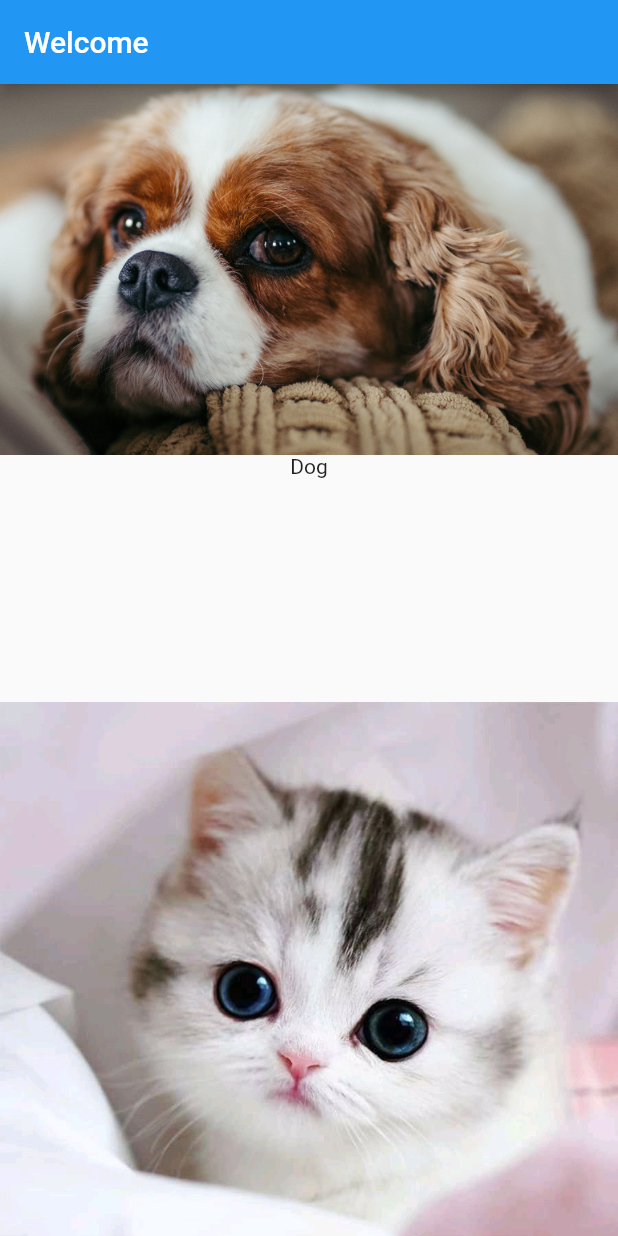
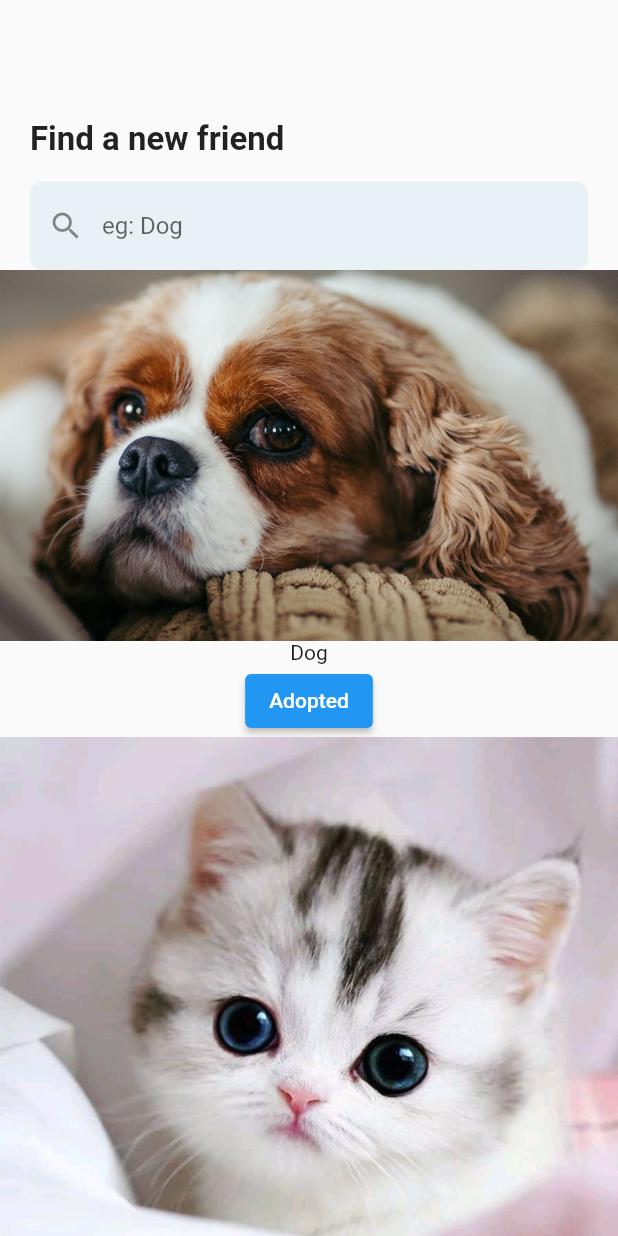
Before and after one commit to anushka3002/Pet-Adoption-App, a Flutter app: the screen it shows after launch, on a phone screen of 412 x 824 dp. Run offline on Flutter 3.47's test engine with Material 2 defaults, Android fonts, the phone set to English and light mode, and no system bars; our stand-ins replace confetti, flutter_riverpod, fluttertoast.

Commit message:
implemented search functionality

```diff
--- a/lib/home_page.dart
+++ b/lib/home_page.dart
@@ -1,156 +1,91 @@
-// ignore_for_file: unnecessary_new
+import 'dart:developer';
 
 import 'package:flutter/material.dart';
 import 'package:flutter/src/widgets/container.dart';
 import 'package:flutter/src/widgets/framework.dart';
-import 'package:pet_adoption_app/common/constants/image_constants.dart';
-import 'package:pet_adoption_app/details_page.dart';
-import 'package:pet_adoption_app/pet_tile_data.dart';
-import 'package:pet_adoption_app/pets_data.dart';
-import 'package:provider/provider.dart';
+import 'package:flutter_riverpod/flutter_riverpod.dart';
+import 'package:pet_adoption_app/infrastructure/provider/registration_provider.dart';
+import 'package:pet_adoption_app/pet_data_tile_new.dart';
 
-class HomePage extends StatefulWidget {
-  // final String name, age, price, image;
-  // final bool adopted;
-
+class HomePage extends ConsumerStatefulWidget {
   const HomePage({super.key});
 
   @override
-  State<HomePage> createState() => _HomePageState();
+  ConsumerState<HomePage> createState() => _HomePageState();
 }
 
-class _HomePageState extends State<HomePage> {
-//   List<String> petNames = ['Dog', 'Cat', 'Rabbit', 'Duck', 'Fish', 'Dog2', 'Parrot', 'Pegion', 'Dog3', 'Tortoise'];
-//   List<String> petImages = [
-//     'assets/images/dog.jpeg',
-//     'assets/images/cat.jpeg',
-//     'assets/images/rabbit.jpeg',
-//     'assets/images/duck.jpeg',
-//     'assets/images/fish.jpeg',
-//     'assets/images/dog2.jpeg',
-//     'assets/images/parrot.jpeg',
-//     'assets/images/pegion.jpeg',
-//     'assets/images/dog3.jpeg',
-//     'assets/images/tortoise.jpeg',
-//   ];
-
-//   List<HomePage> petData = [
-//     const HomePage(name: "Dog", age: "19", price: '130', image: "assets/images/dog.jpeg", adopted: false),
-//     const HomePage(name: "Cat", age: "20", price: '140', image: "assets/images/cat.jpeg", adopted: false),
-//     const HomePage(name: "Rabbit", age: "18", price: '200', image: "assets/images/rabbit.jpeg", adopted: false),
-//     const HomePage(name: "Duck", age: "18", price: '120', image: "assets/images/duck.jpeg", adopted: false),
-//     const HomePage(name: "Fish", age: "19", price: '130', image: "assets/images/fish.jpeg", adopted: false),
-//     const HomePage(name: "Dog2", age: "24", price: '130', image: "assets/images/dog2.jpeg", adopted: false),
-//     const HomePage(name: "Parrot", age: "21", price: '130', image: "assets/images/parrot.jpeg", adopted: false),
-//     const HomePage(name: "Pegion", age: "18", price: '130', image: "assets/images/pegion.jpeg", adopted: false),
-//     const HomePage(name: "Dog3", age: "20", price: '130', image: "assets/images/dog3.jpeg", adopted: false),
-//     const HomePage(name: "Tortoise", age: "26", price: '130', image: "assets/images/tortoise.jpeg", adopted: false),
-//   ];
-
-//   late var studentsmap = petData.map((e) {
-//     return {"name": e.name, "age": e.age, "price": e.price, "image": e.image, "adopted": e.adopted};
-//   }).toList();
-
-  // name, age, price, image and an Adopt Me
-
-  late String name;
-  late String image;
-
-  // Widget buildMenuRow(int index) {
-  //   print(studentsmap);
-  //   print("anushka");
-  //   return Padding(
-  //     padding: const EdgeInsets.symmetric(horizontal: 20, vertical: 20),
-  //     child: InkWell(
-  //       onTap: () {
-  //         Navigator.of(context)
-  //             .push(new MaterialPageRoute(builder: (context) => new DetailsPage(name: petNames[index], image: petImages[index])));
-  //       },
-  //       child: Row(
-  //         children: <Widget>[
-  //           Image.asset(
-  //             petImages[index],
-  //             width: 150,
-  //             height: 100,
-  //           ),
-  //           Text(
-  //             petNames[index],
-  //             style: const TextStyle(
-  //               color: Colors.black,
-  //               fontSize: 20,
-  //               fontWeight: FontWeight.w300,
-  //             ),
-  //           ),
-  //         ],
-  //       ),
-  //     ),
-  //   );
-  // }
+class _HomePageState extends ConsumerState<HomePage> {
+  void updateList(String value) {
+    setState(() {
+      // List display_list = ref.read(homeProvider).students;
+      ref.read(homeProvider).students =
+          ref.read(homeProvider).students.where((element) => element.name!.toLowerCase().contains(value.toLowerCase())).toList();
+    });
+  }
 
   @override
   Widget build(BuildContext context) {
-    // print(studentsmap);
     return Scaffold(
-        appBar: AppBar(
-          title: Text("Welcome"),
+        // appBar: AppBar(
+        //   title: Text("Welcome"),
+        // ),
+        body: Column(mainAxisAlignment: MainAxisAlignment.start, children: [
+      const Padding(
+        padding: EdgeInsets.only(left: 20, top: 80, bottom: 15),
+        child: Align(
+          alignment: Alignment.centerLeft,
+          child: Text(
+            "Find a new friend",
+            style: TextStyle(fontWeight: FontWeight.bold, fontSize: 22),
+            textAlign: TextAlign.start,
+          ),
         ),
-        body: SafeArea(
-          child: Column(
-            children: [
-              Expanded(child: Consumer<PetData>(
-                builder: (context, value, child) {
-                  return GridView.builder(
-                      itemCount: value.petData.length,
-                      gridDelegate: const SliverGridDelegateWithFixedCrossAxisCount(crossAxisCount: 1),
-                      itemBuilder: (context, index) {
-                        return InkWell(
-                          onTap: () {
-                            Navigator.of(context).push(new MaterialPageRoute(
-                                builder: (context) => new DetailsPage(
-                                      name: value.petData[index][0],
-                                      age: value.petData[index][1],
-                                      price: value.petData[index][2],
-                                      image: value.petData[index][3],
-                                      adopted: value.petData[index][4],
-                                    )));
-                          },
-                          child: PetDataTile(
-                            petName: value.petData[index][0],
-                            petAge: value.petData[index][1],
-                            petPrice: value.petData[index][2],
-                            petImage: value.petData[index][3],
-                            petAdopted: value.petData[index][4],
-                          ),
-                        );
-                      });
-                },
-              )),
-            ],
+      ),
+      Padding(
+        padding: const EdgeInsets.symmetric(horizontal: 20),
+        child: TextField(
+          onChanged: (value) {
+            updateList(value);
+          },
+          style: const TextStyle(color: Colors.black),
+          decoration: InputDecoration(
+            filled: true,
+            fillColor: const Color.fromARGB(221, 229, 240, 244),
+            border: OutlineInputBorder(borderRadius: BorderRadius.circular(8.0), borderSide: BorderSide.none),
+            hintText: "eg: Dog",
+            prefixIcon: const Icon(Icons.search),
           ),
-        )
-        // Container(
-        //   child: SingleChildScrollView(
-        //     child: Column(
-        //       mainAxisAlignment: MainAxisAlignment.start,
-        //       children: petImages.asMap().entries.map((e) => buildMenuRow(e.key)).toList(),
-        //       // children: PetData.map((e) => return(
-
-        //       // )),
-        //     ),
-        //   ),
-        // ),
-        );
+        ),
+      ),
+      ref.read(homeProvider).students.isEmpty
+          ? const Center(
+              child: Text("No results found"),
+            )
+          : Expanded(
+              child: ListView.builder(
+                  itemCount: ref.read(homeProvider).students.length,
+                  itemBuilder: (BuildContext context, i) {
+                    return Column(
+                      children: [
+                        Image.asset(ref.read(homeProvider).students[i].image),
+                        Text(ref.read(homeProvider).students[i].name),
+                        ElevatedButton(
+                            onPressed: () {
+                              if (ref.read(homeProvider).historyData[i] == true) {
+                                ref.read(homeProvider).historyData[i] = false;
+                              } else {
+                                ref.read(homeProvider).adoptedPet.add(ref.read(homeProvider).students[i]);
+                                // historyData[i] = true;
+                              }
+                              print(ref.read(homeProvider).adoptedPet);
+                              // inspect(adoptedPet);
+                              print("adopted");
+                            },
+                            child: Text("Adopted"))
+                      ],
+                    );
+                  }),
+            ),
+    ]));
   }
 }
-
-// class SinglePet extends StatelessWidget {
-// const SinglePet({super.key, required this.pet_name, required this.pet_age, required this.pet_age, required this.pet_price, required this.});
-//   final pet_name,
-//   final pet_age,
-//   final
-
-//   @override
-//   Widget build(BuildContext context) {
-//     return Container();
-//   }
-// }
--- /dev/null
+++ b/lib/infrastructure/provider/registration_provider.dart
@@ -0,0 +1,4 @@
+import 'package:pet_adoption_app/infrastructure/provider/homeProvider/homeProvider.dart';
+import 'package:flutter_riverpod/flutter_riverpod.dart';
+
+final homeProvider = ChangeNotifierProvider((ref) => HomeProvider(ref));
--- a/lib/main.dart
+++ b/lib/main.dart
@@ -1,13 +1,13 @@
 import 'dart:async';
 
 import 'package:flutter/material.dart';
+import 'package:flutter_riverpod/flutter_riverpod.dart';
 import 'package:pet_adoption_app/home_page.dart';
 import 'package:pet_adoption_app/intro_screen.dart';
-import 'package:pet_adoption_app/pets_data.dart';
-import 'package:provider/provider.dart';
+import 'package:pet_adoption_app/pet_data2.dart';
 
 void main() {
-  runApp(const MyApp());
+  runApp(ProviderScope(child: const MyApp()));
 }
 
 class MyApp extends StatelessWidget {
@@ -16,17 +16,21 @@ class MyApp extends StatelessWidget {
   // This widget is the root of your application.
   @override
   Widget build(BuildContext context) {
-    return ChangeNotifierProvider(
-      create: (context) => PetData(),
-      child: MaterialApp(
-        debugShowCheckedModeBanner: false,
-        title: 'Flutter Demo',
-        theme: ThemeData(
-          primarySwatch: Colors.blue,
-        ),
-        home: const MyHomePage(title: 'Find a lovely friend'),
-      ),
+    return MaterialApp(
+      debugShowCheckedModeBanner: false,
+      home: const MyHomePage(title: 'Find a lovely friend'),
     );
+    //  ChangeNotifierProvider(
+    //   create: (context) => PetData(),
+    //   child: MaterialApp(
+    //     debugShowCheckedModeBanner: false,
+    //     title: 'Flutter Demo',
+    //     theme: ThemeData(
+    //       primarySwatch: Colors.blue,
+    //     ),
+    //     home: const MyHomePage(title: 'Find a lovely friend'),
+    //   ),
+    // );
   }
 }
 
--- a/lib/pet_tile_data.dart
+++ /dev/null
@@ -1,32 +0,0 @@
-import 'package:flutter/material.dart';
-import 'package:flutter/src/widgets/container.dart';
-import 'package:flutter/src/widgets/framework.dart';
-
-class PetDataTile extends StatelessWidget {
-  final String petName;
-  final String petAge;
-  final String petPrice;
-  final String petImage;
-  final bool petAdopted;
-
-  const PetDataTile(
-      {super.key,
-      required this.petName,
-      required this.petAge,
-      required this.petPrice,
-      required this.petImage,
-      required this.petAdopted});
-
-  @override
-  Widget build(BuildContext context) {
-    return Stack(children: [
-      Container(
-        child: SingleChildScrollView(
-          child: Column(
-            children: [Image.asset(petImage), Text(petName)],
-          ),
-        ),
-      ),
-    ]);
-  }
-}
--- a/lib/pets_data.dart
+++ /dev/null
@@ -1,18 +0,0 @@
-import 'package:flutter/material.dart';
-
-class PetData extends ChangeNotifier {
-  final List _petData = [
-    ["Dog", "19", '130', "assets/images/dog.jpeg", false],
-    ["Cat", "20", '140', "assets/images/cat.jpeg", false],
-    ["Rabbit", "18", '200', "assets/images/rabbit.jpeg", false],
-    ["Duck", "18", '120', "assets/images/duck.jpeg", false],
-    ["Fish", "19", '130', "assets/images/fish.jpeg", false],
-    ["Dog2", "24", '130', "assets/images/dog2.jpeg", false],
-    ["Parrot", "21", '130', "assets/images/parrot.jpeg", false],
-    ["Pegion", "18", '130', "assets/images/pegion.jpeg", false],
-    ["Dog3", "20", '130', "assets/images/dog3.jpeg", false],
-    ["Tortoise", "26", '130', "assets/images/tortoise.jpeg", false],
-  ];
-
-  get petData => _petData;
-}
--- a/pubspec.yaml
+++ b/pubspec.yaml
@@ -40,6 +40,7 @@ dependencies:
 
   # confetti animation
   confetti: ^0.6.0
+  flutter_riverpod: ^2.1.3
 
 dev_dependencies:
   flutter_test:
```
Also changed, not shown: lib/details_page.dart (+21 -7 lines), lib/history_page.dart (added, +11 -0 lines), lib/infrastructure/provider/homeProvider/homeProvider.dart (added, +82 -0 lines), lib/intro_screen.dart (+15 -1 lines), lib/pet_data2.dart (added, +46 -0 lines), lib/pet_data_tile_new.dart (added, +10 -0 lines), pubspec.lock, 3 other files.
